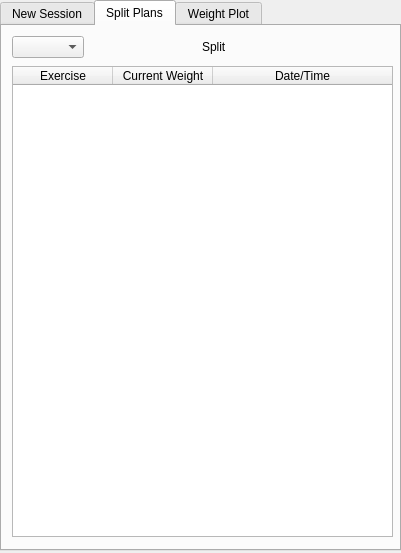
First picture: the form in sessiondialog.ui, repository nmeyering/myocardio, before the edit.
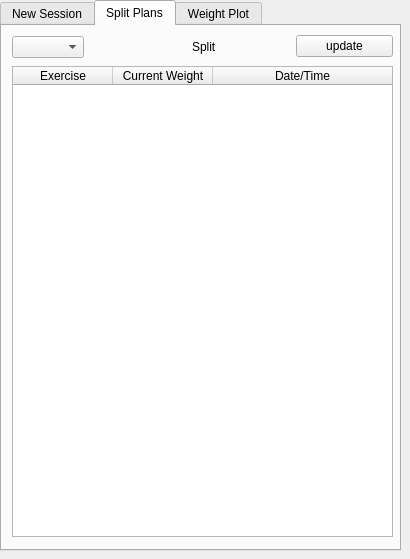
Second picture: the form after the edit. The open tabs and pages were chosen to show the change.

Commit message: added update button; also, now the exercise table is cleared after committing a new session.

Diff of the .ui file:
```diff
--- a/sessiondialog.ui
+++ b/sessiondialog.ui
@@ -6,8 +6,8 @@
    <rect>
     <x>0</x>
     <y>0</y>
-    <width>401</width>
-    <height>553</height>
+    <width>410</width>
+    <height>559</height>
    </rect>
   </property>
   <property name="windowTitle">
@@ -327,18 +327,31 @@
       </property>
      </column>
     </widget>
-    <widget class="QLabel" name="label_5">
+    <widget class="QWidget" name="horizontalLayoutWidget">
      <property name="geometry">
       <rect>
-       <x>200</x>
-       <y>10</y>
-       <width>191</width>
-       <height>21</height>
+       <x>190</x>
+       <y>0</y>
+       <width>201</width>
+       <height>41</height>
       </rect>
      </property>
-     <property name="text">
-      <string>Split</string>
-     </property>
+     <layout class="QHBoxLayout" name="horizontalLayout">
+      <item>
+       <widget class="QLabel" name="label_5">
+        <property name="text">
+         <string>Split</string>
+        </property>
+       </widget>
+      </item>
+      <item>
+       <widget class="QPushButton" name="updateButton">
+        <property name="text">
+         <string>update</string>
+        </property>
+       </widget>
+      </item>
+     </layout>
     </widget>
    </widget>
    <widget class="QWidget" name="tab_3">
```
Left out of the diff: 2 changed lines with no effect on the pictures. The commit also changes 1 other file.
